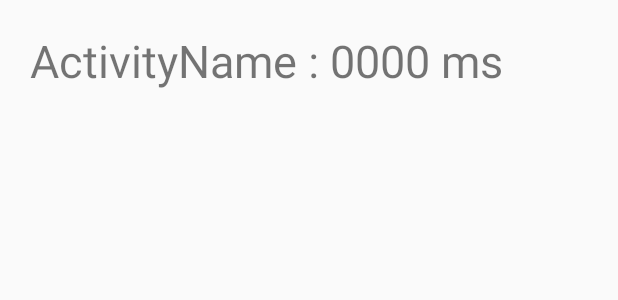
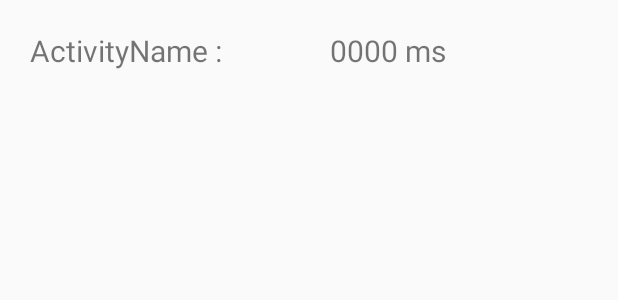
Before and after one commit to Stanworld80/TimeManager, an Android app: the layout activity_item.xml on its own in the app's theme, with its tools: preview values and no code run, on a phone screen of 412 x 824 dp. Shown: the top 300 px of the screen. Run offline under Robolectric (Android 15) with nearby library versions, the phone set to English and light mode, and no system bars.

Commit message:
changed TextSize and added 'android:lines="2"'

```diff
--- a/app/src/main/res/layout/activity_item.xml
+++ b/app/src/main/res/layout/activity_item.xml
@@ -12,16 +12,18 @@
         android:layout_marginLeft="20dp"
         android:layout_marginTop="20dp"
         android:text="ActivityName : "
-        android:textSize="30sp" />
+        android:lines="2"
+        android:textSize="20sp" />
 
     <TextView
         android:id="@+id/durationTextView"
-        android:layout_width="wrap_content"
+        android:layout_width="174dp"
         android:layout_height="match_parent"
+        android:layout_marginTop="20dp"
         android:layout_marginRight="20dp"
-        android:layout_marginTop="20dp"
+        android:lines="2"
         android:text="0000 ms"
-        android:textSize="30sp" />
+        android:textSize="20sp" />
 
 
 </LinearLayout>
```
